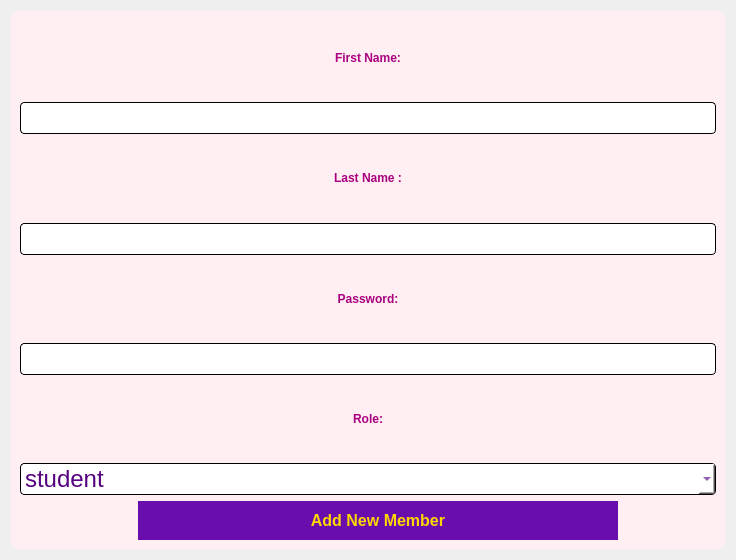
Old version of the form addMember.ui in the repository salmajaghoua23/Library.
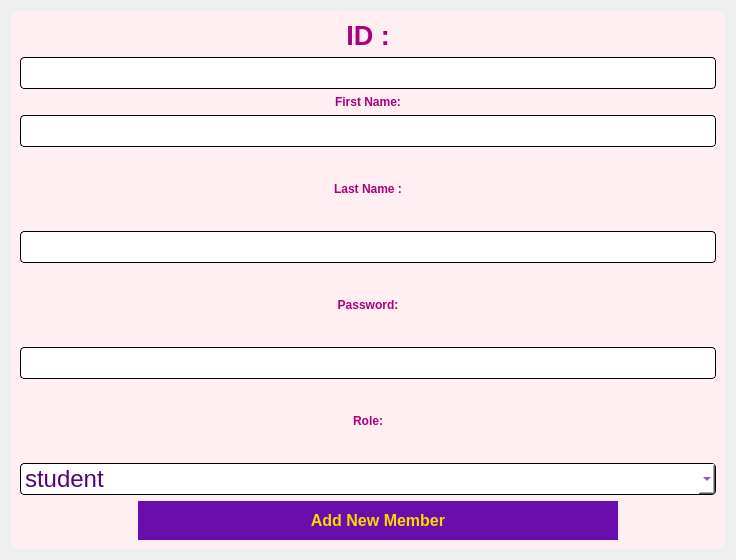
New version of the form.

Diff of the .ui file:
```diff
--- a/addMember.ui
+++ b/addMember.ui
@@ -30,6 +30,25 @@
      <layout class="QVBoxLayout" name="verticalLayout_2">
       <item>
        <layout class="QVBoxLayout" name="verticalLayout">
+        <item>
+         <widget class="QLabel" name="label">
+          <property name="text">
+           <string>&lt;html&gt;&lt;head/&gt;&lt;body&gt;&lt;p align=&quot;center&quot;&gt;&lt;span style=&quot; font-size:20pt; font-weight:700; color:#aa007f;&quot;&gt;ID :&lt;/span&gt;&lt;/p&gt;&lt;/body&gt;&lt;/html&gt;</string>
+          </property>
+         </widget>
+        </item>
+        <item>
+         <widget class="QLineEdit" name="id">
+          <property name="styleSheet">
+           <string notr="true">QLineEdit{
+	background-color: rgb(255, 255, 255);
+	 border: 1px  solid;
+     border-radius: 4px;
+	font: 24px;color:rgb(85, 0, 127);color:black;
+}</string>
+          </property>
+         </widget>
+        </item>
         <item>
          <widget class="QLabel" name="label_6">
           <property name="styleSheet">
```
